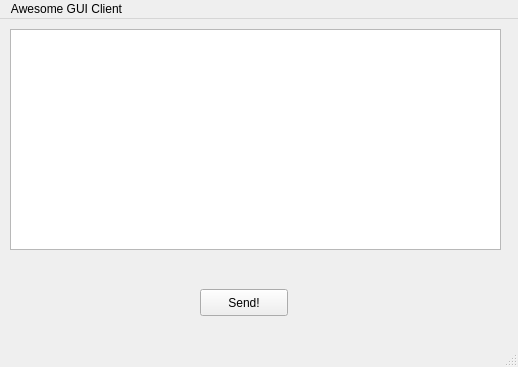
Qt form host/simon_gui/MainWindow.ui (Rajesh-Sec-Project/simon) before a commit.
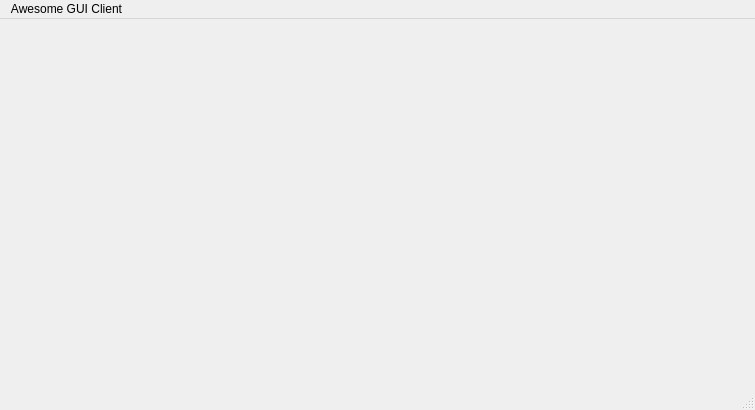
The same form after that commit.

Patch:
```diff
--- a/host/simon_gui/MainWindow.ui
+++ b/host/simon_gui/MainWindow.ui
@@ -6,45 +6,23 @@
    <rect>
     <x>0</x>
     <y>0</y>
-    <width>518</width>
-    <height>367</height>
+    <width>755</width>
+    <height>410</height>
    </rect>
   </property>
   <property name="windowTitle">
    <string>MainWindow</string>
   </property>
   <widget class="QWidget" name="centralwidget">
-   <widget class="QPushButton" name="myButton">
-    <property name="geometry">
-     <rect>
-      <x>200</x>
-      <y>270</y>
-      <width>88</width>
-      <height>27</height>
-     </rect>
-    </property>
-    <property name="text">
-     <string>Send!</string>
-    </property>
-   </widget>
-   <widget class="QTextEdit" name="text">
-    <property name="geometry">
-     <rect>
-      <x>10</x>
-      <y>10</y>
-      <width>491</width>
-      <height>221</height>
-     </rect>
-    </property>
-   </widget>
+   <zorder>gridLayoutWidget</zorder>
   </widget>
   <widget class="QMenuBar" name="menubar">
    <property name="geometry">
     <rect>
      <x>0</x>
      <y>0</y>
-     <width>518</width>
-     <height>24</height>
+     <width>755</width>
+     <height>20</height>
     </rect>
    </property>
    <widget class="QMenu" name="menuAwesome_GUI_Client">
```
